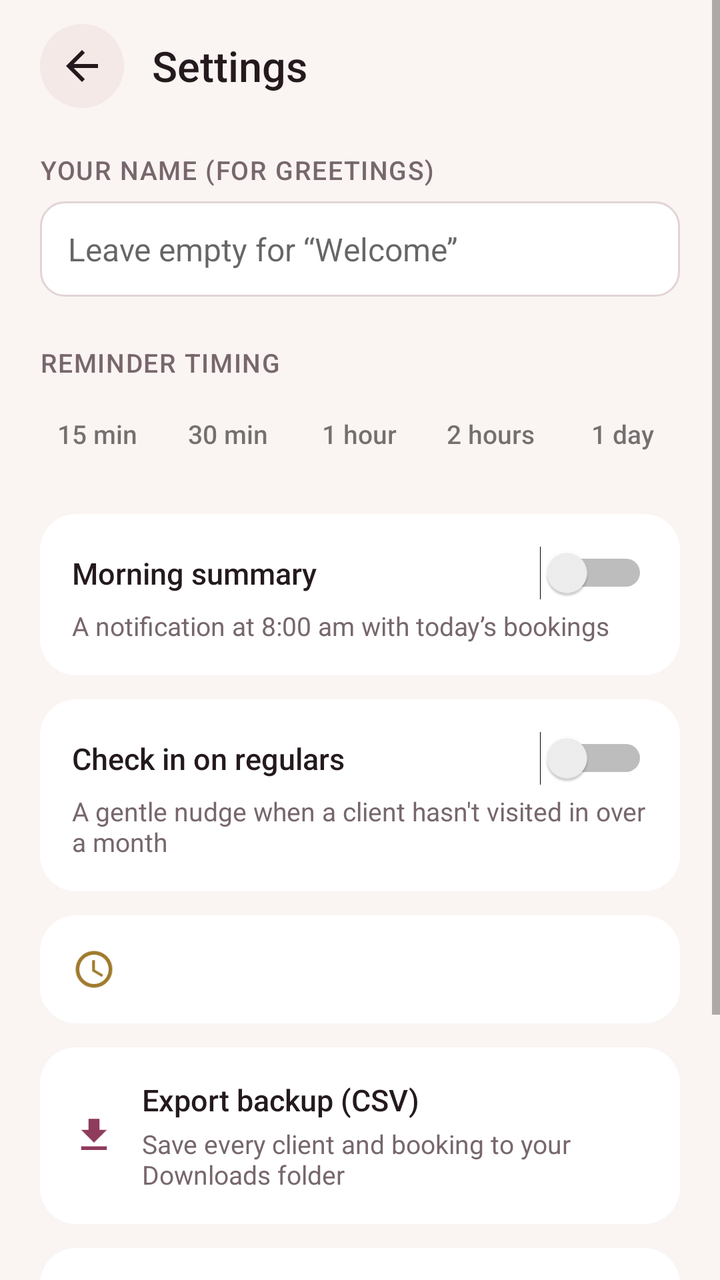
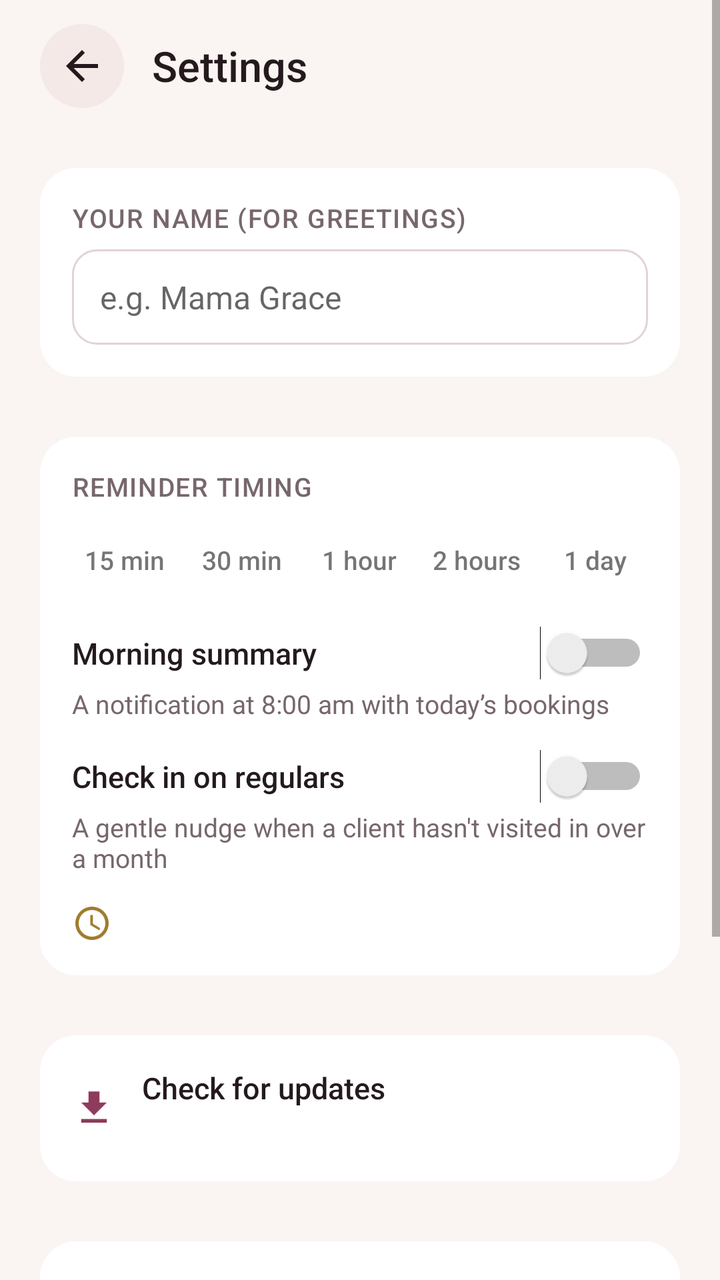

An Android layout rendered at two revisions. The XML below is the earlier revision; the diff shows what the commit changed to produce the second picture.
<!-- AndroidManifest.xml: application theme Theme.Bookings -->
<!-- res/layout/activity_settings.xml -->
<?xml version="1.0" encoding="utf-8"?>
<ScrollView xmlns:android="http://schemas.android.com/apk/res/android"
    android:layout_width="match_parent"
    android:layout_height="match_parent"
    android:fitsSystemWindows="true"
    android:background="@color/background">

    <LinearLayout
        android:layout_width="match_parent"
        android:layout_height="wrap_content"
        android:orientation="vertical"
        android:paddingLeft="20dp" android:paddingRight="20dp"
        android:paddingTop="12dp" android:paddingBottom="30dp">

        <LinearLayout
            android:layout_width="match_parent"
            android:layout_height="wrap_content"
            android:orientation="horizontal"
            android:gravity="center_vertical">

            <ImageView android:id="@+id/back"
                style="@style/IconBtn"
                android:layout_width="42dp"
                android:layout_height="42dp"
                android:src="@drawable/ic_back_s"/>

            <TextView
                android:layout_width="0dp"
                android:layout_height="wrap_content"
                android:layout_weight="1"
                android:layout_marginLeft="14dp"
                android:text="@string/settings_title"
                android:textSize="21sp"
                android:textColor="@color/text"
                android:fontFamily="sans-serif-medium"/>
        </LinearLayout>

        <TextView style="@style/FieldLabel" android:text="@string/set_yourname"
            android:layout_width="match_parent" android:layout_height="wrap_content"
            android:layout_marginTop="22dp" android:layout_marginBottom="7dp"/>

        <EditText android:id="@+id/owner_name"
            style="@style/Input" android:layout_width="match_parent"
            android:layout_height="wrap_content"
            android:hint="@string/set_yourname_hint"
            android:inputType="textPersonName|textCapWords"
            android:singleLine="true"/>

        <TextView style="@style/FieldLabel" android:text="@string/set_lead"
            android:layout_width="match_parent" android:layout_height="wrap_content"
            android:layout_marginTop="24dp" android:layout_marginBottom="7dp"/>

        <LinearLayout
            android:layout_width="match_parent"
            android:layout_height="wrap_content"
            android:orientation="horizontal">

            <TextView android:id="@+id/lead_15" style="@style/ChipToggle"
                android:layout_width="0dp" android:layout_height="40dp"
                android:layout_weight="1" android:text="15 min"/>
            <Space android:layout_width="8dp" android:layout_height="1dp"/>
            <TextView android:id="@+id/lead_30" style="@style/ChipToggle"
                android:layout_width="0dp" android:layout_height="40dp"
                android:layout_weight="1" android:text="30 min"/>
            <Space android:layout_width="8dp" android:layout_height="1dp"/>
            <TextView android:id="@+id/lead_60" style="@style/ChipToggle"
                android:layout_width="0dp" android:layout_height="40dp"
                android:layout_weight="1" android:text="1 hour"/>
            <Space android:layout_width="8dp" android:layout_height="1dp"/>
            <TextView android:id="@+id/lead_120" style="@style/ChipToggle"
                android:layout_width="0dp" android:layout_height="40dp"
                android:layout_weight="1" android:text="2 hours"/>
            <Space android:layout_width="8dp" android:layout_height="1dp"/>
            <TextView android:id="@+id/lead_1440" style="@style/ChipToggle"
                android:layout_width="0dp" android:layout_height="40dp"
                android:layout_weight="1" android:text="1 day"/>
        </LinearLayout>

        <LinearLayout
            android:layout_width="match_parent"
            android:layout_height="wrap_content"
            android:orientation="vertical"
            android:background="@drawable/bg_card"
            android:padding="16dp"
            android:layout_marginTop="20dp">

            <Switch android:id="@+id/daily_switch"
                android:layout_width="match_parent"
                android:layout_height="wrap_content"
                android:text="@string/set_daily"
                android:textSize="15sp"
                android:textColor="@color/text"
                android:fontFamily="sans-serif-medium"/>

            <TextView
                android:layout_width="match_parent"
                android:layout_height="wrap_content"
                android:layout_marginTop="4dp"
                android:text="@string/set_daily_sub"
                android:textSize="13sp"
                android:textColor="@color/text_sub"/>
        </LinearLayout>

        <LinearLayout
            android:layout_width="match_parent"
            android:layout_height="wrap_content"
            android:orientation="vertical"
            android:background="@drawable/bg_card"
            android:padding="16dp"
            android:layout_marginTop="12dp">

            <Switch android:id="@+id/regulars_switch"
                android:layout_width="match_parent"
                android:layout_height="wrap_content"
                android:text="@string/set_regulars"
                android:textSize="15sp"
                android:textColor="@color/text"
                android:fontFamily="sans-serif-medium"/>

            <TextView
                android:layout_width="match_parent"
                android:layout_height="wrap_content"
                android:layout_marginTop="4dp"
                android:text="@string/set_regulars_sub"
                android:textSize="13sp"
                android:textColor="@color/text_sub"/>
        </LinearLayout>

        <LinearLayout android:id="@+id/exact_row"
            android:layout_width="match_parent"
            android:layout_height="wrap_content"
            android:orientation="horizontal"
            android:gravity="center_vertical"
            android:background="@drawable/bg_card"
            android:padding="16dp"
            android:layout_marginTop="12dp">

            <ImageView
                android:layout_width="22dp" android:layout_height="22dp"
                android:src="@drawable/ic_clock_w"/>

            <TextView android:id="@+id/exact_text"
                android:layout_width="0dp"
                android:layout_height="wrap_content"
                android:layout_weight="1"
                android:layout_marginLeft="13dp"
                android:textSize="14sp"
                android:textColor="@color/text"/>
        </LinearLayout>

        <LinearLayout android:id="@+id/export_row"
            android:layout_width="match_parent"
            android:layout_height="wrap_content"
            android:orientation="horizontal"
            android:gravity="center_vertical"
            android:background="@drawable/bg_card"
            android:padding="16dp"
            android:layout_marginTop="12dp">

            <ImageView
                android:layout_width="22dp" android:layout_height="22dp"
                android:src="@drawable/ic_download_p"/>

            <LinearLayout
                android:layout_width="0dp"
                android:layout_height="wrap_content"
                android:layout_weight="1"
                android:orientation="vertical"
                android:layout_marginLeft="13dp">

                <TextView
                    android:layout_width="match_parent"
                    android:layout_height="wrap_content"
                    android:text="@string/set_export"
                    android:textSize="15sp"
                    android:textColor="@color/text"
                    android:fontFamily="sans-serif-medium"/>

                <TextView
                    android:layout_width="match_parent"
                    android:layout_height="wrap_content"
                    android:layout_marginTop="3dp"
                    android:text="@string/set_export_sub"
                    android:textSize="13sp"
                    android:textColor="@color/text_sub"/>
            </LinearLayout>
        </LinearLayout>

        <LinearLayout android:id="@+id/share_row"
            android:layout_width="match_parent"
            android:layout_height="wrap_content"
            android:orientation="horizontal"
            android:gravity="center_vertical"
            android:background="@drawable/bg_card"
            android:padding="16dp"
            android:layout_marginTop="12dp">

            <ImageView
                android:layout_width="22dp" android:layout_height="22dp"
                android:src="@drawable/ic_share_p"/>

            <LinearLayout
                android:layout_width="0dp"
                android:layout_height="wrap_content"
                android:layout_weight="1"
                android:orientation="vertical"
                android:layout_marginLeft="13dp">

                <TextView
                    android:layout_width="match_parent"
                    android:layout_height="wrap_content"
                    android:text="@string/set_share"
                    android:textSize="15sp"
                    android:textColor="@color/text"
                    android:fontFamily="sans-serif-medium"/>

                <TextView
                    android:layout_width="match_parent"
                    android:layout_height="wrap_content"
                    android:layout_marginTop="3dp"
                    android:text="@string/set_share_sub"
                    android:textSize="13sp"
                    android:textColor="@color/text_sub"/>
            </LinearLayout>
        </LinearLayout>

        <TextView
            android:layout_width="match_parent"
            android:layout_height="wrap_content"
            android:layout_marginTop="28dp"
            android:gravity="center"
            android:lineSpacingExtra="4dp"
            android:textSize="13sp"
            android:textColor="@color/text_sub"
            android:text="@string/set_about"/>
    </LinearLayout>
</ScrollView>
<!-- resources referenced by this layout -->
<resources>
  <color name="background">#FAF4F2</color>
  <color name="text">#241A1E</color>
  <color name="text_sub">#77676D</color>
  <!-- drawable bg_card (drawable) -->
  <?xml version="1.0" encoding="utf-8"?>
  <shape xmlns:android="http://schemas.android.com/apk/res/android" android:shape="rectangle">
      <solid android:color="@color/surface"/>
      <corners android:radius="18dp"/>
  </shape>
  <string name="set_about">Grand Beauty · your salon, in your pocket. Fully offline.\nYour data never leaves this phone.</string>
  <string name="set_daily">Morning summary</string>
  <string name="set_daily_sub">A notification at 8:00 am with today’s bookings</string>
  <string name="set_export">Export backup (CSV)</string>
  <string name="set_export_sub">Save every client and booking to your Downloads folder</string>
  <string name="set_lead">Reminder timing</string>
  <string name="set_regulars">Check in on regulars</string>
  <string name="set_regulars_sub">A gentle nudge when a client hasn\'t visited in over a month</string>
  <string name="set_share">Share this week</string>
  <string name="set_share_sub">Send your next 7 days of bookings to anyone</string>
  <string name="set_yourname">Your name (for greetings)</string>
  <string name="set_yourname_hint">Leave empty for “Welcome”</string>
  <string name="settings_title">Settings</string>
  <style name="ChipToggle">
          <item name="android:textSize">13sp</item>
          <item name="android:fontFamily">sans-serif-medium</item>
          <item name="android:gravity">center</item>
          <item name="android:stateListAnimator">@null</item>
      </style>
  <style name="FieldLabel">
          <item name="android:textSize">13sp</item>
          <item name="android:textColor">@color/text_sub</item>
          <item name="android:fontFamily">sans-serif-medium</item>
          <item name="android:letterSpacing">0.04</item>
          <item name="android:textAllCaps">true</item>
      </style>
  <style name="IconBtn">
          <item name="android:scaleType">center</item>
          <item name="android:background">@drawable/bg_icon_btn</item>
      </style>
  <color name="surface">#FFFFFF</color>
  <!-- drawable bg_icon_btn (drawable) -->
  <?xml version="1.0" encoding="utf-8"?>
  <shape xmlns:android="http://schemas.android.com/apk/res/android" android:shape="oval">
      <solid android:color="@color/surface_sunken"/>
  </shape>
  <!-- drawable bg_input (drawable) -->
  <?xml version="1.0" encoding="utf-8"?>
  <shape xmlns:android="http://schemas.android.com/apk/res/android" android:shape="rectangle">
      <solid android:color="@color/surface"/>
      <corners android:radius="12dp"/>
      <stroke android:width="1dp" android:color="@color/outline"/>
  </shape>
  <color name="primary">#8E3B5C</color>
  <color name="surface_sunken">#F4E9E6</color>
  <color name="outline">#E2D3D6</color>
  <!-- unchanged entries left out for length: 6 -->
</resources>

<!-- the commit's change to res/layout/activity_settings.xml (unified diff, before → after) -->
@@ -35,143 +35,63 @@
                 android:fontFamily="sans-serif-medium"/>
         </LinearLayout>
 
-        <TextView style="@style/FieldLabel" android:text="@string/set_yourname"
-            android:layout_width="match_parent" android:layout_height="wrap_content"
-            android:layout_marginTop="22dp" android:layout_marginBottom="7dp"/>
-
-        <EditText android:id="@+id/owner_name"
-            style="@style/Input" android:layout_width="match_parent"
-            android:layout_height="wrap_content"
-            android:hint="@string/set_yourname_hint"
-            android:inputType="textPersonName|textCapWords"
-            android:singleLine="true"/>
-
-        <TextView style="@style/FieldLabel" android:text="@string/set_lead"
-            android:layout_width="match_parent" android:layout_height="wrap_content"
-            android:layout_marginTop="24dp" android:layout_marginBottom="7dp"/>
-
-        <LinearLayout
-            android:layout_width="match_parent"
-            android:layout_height="wrap_content"
-            android:orientation="horizontal">
-
-            <TextView android:id="@+id/lead_15" style="@style/ChipToggle"
-                android:layout_width="0dp" android:layout_height="40dp"
-                android:layout_weight="1" android:text="15 min"/>
-            <Space android:layout_width="8dp" android:layout_height="1dp"/>
-            <TextView android:id="@+id/lead_30" style="@style/ChipToggle"
-                android:layout_width="0dp" android:layout_height="40dp"
-                android:layout_weight="1" android:text="30 min"/>
-            <Space android:layout_width="8dp" android:layout_height="1dp"/>
-            <TextView android:id="@+id/lead_60" style="@style/ChipToggle"
-                android:layout_width="0dp" android:layout_height="40dp"
-                android:layout_weight="1" android:text="1 hour"/>
-            <Space android:layout_width="8dp" android:layout_height="1dp"/>
-            <TextView android:id="@+id/lead_120" style="@style/ChipToggle"
-                android:layout_width="0dp" android:layout_height="40dp"
-                android:layout_weight="1" android:text="2 hours"/>
-            <Space android:layout_width="8dp" android:layout_height="1dp"/>
-            <TextView android:id="@+id/lead_1440" style="@style/ChipToggle"
-                android:layout_width="0dp" android:layout_height="40dp"
-                android:layout_weight="1" android:text="1 day"/>
-        </LinearLayout>
-
-        <LinearLayout
-            android:layout_width="match_parent"
-            android:layout_height="wrap_content"
-            android:orientation="vertical"
-            android:background="@drawable/bg_card"
-            android:padding="16dp"
-            android:layout_marginTop="20dp">
-
-            <Switch android:id="@+id/daily_switch"
-                android:layout_width="match_parent"
-                android:layout_height="wrap_content"
-                android:text="@string/set_daily"
-                android:textSize="15sp"
-                android:textColor="@color/text"
-                android:fontFamily="sans-serif-medium"/>
-
-            <TextView
-                android:layout_width="match_parent"
-                android:layout_height="wrap_content"
-                android:layout_marginTop="4dp"
-                android:text="@string/set_daily_sub"
-                android:textSize="13sp"
-                android:textColor="@color/text_sub"/>
-        </LinearLayout>
-
-        <LinearLayout
-            android:layout_width="match_parent"
-            android:layout_height="wrap_content"
-            android:orientation="vertical"
-            android:background="@drawable/bg_card"
-            android:padding="16dp"
-            android:layout_marginTop="12dp">
-
-            <Switch android:id="@+id/regulars_switch"
-                android:layout_width="match_parent"
-                android:layout_height="wrap_content"
-                android:text="@string/set_regulars"
-                android:textSize="15sp"
-                android:textColor="@color/text"
-                android:fontFamily="sans-serif-medium"/>
-
-            <TextView
-                android:layout_width="match_parent"
-                android:layout_height="wrap_content"
-                android:layout_marginTop="4dp"
-                android:text="@string/set_regulars_sub"
-                android:textSize="13sp"
-                android:textColor="@color/text_sub"/>
-        </LinearLayout>
-
-        <LinearLayout android:id="@+id/exact_row"
-            android:layout_width="match_parent"
-            android:layout_height="wrap_content"
-            android:orientation="horizontal"
-            android:gravity="center_vertical"
-            android:background="@drawable/bg_card"
-            android:padding="16dp"
-            android:layout_marginTop="12dp">
-
-            <ImageView
-                android:layout_width="22dp" android:layout_height="22dp"
-                android:src="@drawable/ic_clock_w"/>
-
-            <TextView android:id="@+id/exact_text"
-                android:layout_width="0dp"
-                android:layout_height="wrap_content"
-                android:layout_weight="1"
-                android:layout_marginLeft="13dp"
-                android:textSize="14sp"
-                android:textColor="@color/text"/>
-        </LinearLayout>
-
-        <LinearLayout android:id="@+id/export_row"
-            android:layout_width="match_parent"
-            android:layout_height="wrap_content"
-            android:orientation="horizontal"
-            android:gravity="center_vertical"
-            android:background="@drawable/bg_card"
-            android:padding="16dp"
-            android:layout_marginTop="12dp">
-
-            <ImageView
-                android:layout_width="22dp" android:layout_height="22dp"
-                android:src="@drawable/ic_download_p"/>
+        
+        <TextView style="@style/SectionHead" android:text="@string/sec_you"/>
+        <LinearLayout style="@style/Card">
+            <TextView style="@style/FieldLabel" android:text="@string/set_yourname"
+                android:layout_width="match_parent" android:layout_height="wrap_content"
+                android:layout_marginBottom="7dp"/>
+            <EditText android:id="@+id/owner_name"
+                style="@style/Input" android:layout_width="match_parent"
+                android:layout_height="wrap_content"
+                android:hint="@string/onboard_name_hint"
+                android:inputType="textPersonName|textCapWords"
+                android:singleLine="true"/>
+        </LinearLayout>
+
+        
+        <TextView style="@style/SectionHead" android:text="@string/sec_reminders"/>
+        <LinearLayout style="@style/Card">
+            <TextView style="@style/FieldLabel" android:text="@string/set_lead"
+                android:layout_width="match_parent" android:layout_height="wrap_content"
+                android:layout_marginBottom="9dp"/>
 
             <LinearLayout
-                android:layout_width="0dp"
-                android:layout_height="wrap_content"
-                android:layout_weight="1"
+                android:layout_width="match_parent"
+                android:layout_height="wrap_content"
+                android:orientation="horizontal">
+
+                <TextView android:id="@+id/lead_15" style="@style/ChipToggle"
+                    android:layout_width="0dp" android:layout_height="38dp"
+                    android:layout_weight="1" android:text="15 min"/>
+                <Space android:layout_width="6dp" android:layout_height="1dp"/>
+                <TextView android:id="@+id/lead_30" style="@style/ChipToggle"
+                    android:layout_width="0dp" android:layout_height="38dp"
+                    android:layout_weight="1" android:text="30 min"/>
+                <Space android:layout_width="6dp" android:layout_height="1dp"/>
+                <TextView android:id="@+id/lead_60" style="@style/ChipToggle"
+                    android:layout_width="0dp" android:layout_height="38dp"
+                    android:layout_weight="1" android:text="1 hour"/>
+                <Space android:layout_width="6dp" android:layout_height="1dp"/>
+                <TextView android:id="@+id/lead_120" style="@style/ChipToggle"
+                    android:layout_width="0dp" android:layout_height="38dp"
+                    android:layout_weight="1" android:text="2 hours"/>
+                <Space android:layout_width="6dp" android:layout_height="1dp"/>
+                <TextView android:id="@+id/lead_1440" style="@style/ChipToggle"
+                    android:layout_width="0dp" android:layout_height="38dp"
+                    android:layout_weight="1" android:text="1 day"/>
+            </LinearLayout>
+
+            <LinearLayout
+                android:layout_width="match_parent"
+                android:layout_height="wrap_content"
                 android:orientation="vertical"
-                android:layout_marginLeft="13dp">
-
-                <TextView
-                    android:layout_width="match_parent"
-                    android:layout_height="wrap_content"
-                    android:text="@string/set_export"
+                android:layout_marginTop="14dp">
+
+                <Switch android:id="@+id/daily_switch"
+                    android:layout_width="match_parent"
+                    android:layout_height="wrap_content"
+                    android:text="@string/set_daily"
                     android:textSize="15sp"
                     android:textColor="@color/text"
                     android:fontFamily="sans-serif-medium"/>
@@ -180,36 +100,21 @@
                     android:layout_width="match_parent"
                     android:layout_height="wrap_content"
                     android:layout_marginTop="3dp"
-                    android:text="@string/set_export_sub"
+                    android:text="@string/set_daily_sub"
                     android:textSize="13sp"
                     android:textColor="@color/text_sub"/>
             </LinearLayout>
-        </LinearLayout>
-
-        <LinearLayout android:id="@+id/share_row"
-            android:layout_width="match_parent"
-            android:layout_height="wrap_content"
-            android:orientation="horizontal"
-            android:gravity="center_vertical"
-            android:background="@drawable/bg_card"
-            android:padding="16dp"
-            android:layout_marginTop="12dp">
-
-            <ImageView
-                android:layout_width="22dp" android:layout_height="22dp"
-                android:src="@drawable/ic_share_p"/>
 
             <LinearLayout
-                android:layout_width="0dp"
-                android:layout_height="wrap_content"
-                android:layout_weight="1"
+                android:layout_width="match_parent"
+                android:layout_height="wrap_content"
                 android:orientation="vertical"
-                android:layout_marginLeft="13dp">
-
-                <TextView
-                    android:layout_width="match_parent"
-                    android:layout_height="wrap_content"
-                    android:text="@string/set_share"
+                android:layout_marginTop="14dp">
+
+                <Switch android:id="@+id/regulars_switch"
+                    android:layout_width="match_parent"
+                    android:layout_height="wrap_content"
+                    android:text="@string/set_regulars"
                     android:textSize="15sp"
                     android:textColor="@color/text"
                     android:fontFamily="sans-serif-medium"/>
@@ -218,16 +123,157 @@
                     android:layout_width="match_parent"
                     android:layout_height="wrap_content"
                     android:layout_marginTop="3dp"
-                    android:text="@string/set_share_sub"
+                    android:text="@string/set_regulars_sub"
                     android:textSize="13sp"
                     android:textColor="@color/text_sub"/>
+            </LinearLayout>
+
+            <LinearLayout android:id="@+id/exact_row"
+                android:layout_width="match_parent"
+                android:layout_height="wrap_content"
+                android:orientation="horizontal"
+                android:gravity="center_vertical"
+                android:layout_marginTop="14dp">
+
+                <ImageView
+                    android:layout_width="20dp" android:layout_height="20dp"
+                    android:src="@drawable/ic_clock_w"/>
+
+                <TextView android:id="@+id/exact_text"
+                    android:layout_width="0dp"
+                    android:layout_height="wrap_content"
+                    android:layout_weight="1"
+                    android:layout_marginLeft="12dp"
+                    android:textSize="13sp"
+                    android:textColor="@color/text_sub"/>
+            </LinearLayout>
+        </LinearLayout>
+
+        
+        <TextView style="@style/SectionHead" android:text="@string/sec_app"/>
+        <LinearLayout style="@style/Card">
+            <LinearLayout android:id="@+id/update_row"
+                android:layout_width="match_parent"
+                android:layout_height="wrap_content"
+                android:orientation="horizontal"
+                android:gravity="center_vertical">
+
+                <ImageView
+                    android:layout_width="22dp" android:layout_height="22dp"
+                    android:src="@drawable/ic_download_p"/>
+
+                <LinearLayout
+                    android:layout_width="0dp"
+                    android:layout_height="wrap_content"
+                    android:layout_weight="1"
+                    android:orientation="vertical"
+                    android:layout_marginLeft="13dp">
+
+                    <TextView android:id="@+id/update_title"
+                        android:layout_width="match_parent"
+                        android:layout_height="wrap_content"
+                        android:text="@string/set_update"
+                        android:textSize="15sp"
+                        android:textColor="@color/text"
+                        android:fontFamily="sans-serif-medium"/>
+
+                    <TextView android:id="@+id/update_sub"
+                        android:layout_width="match_parent"
+                        android:layout_height="wrap_content"
+                        android:layout_marginTop="3dp"
+                        android:textSize="13sp"
+                        android:textColor="@color/text_sub"/>
+                </LinearLayout>
+            </LinearLayout>
+
+            <ProgressBar android:id="@+id/update_progress"
+                style="?android:attr/progressBarStyleHorizontal"
+                android:layout_width="match_parent"
+                android:layout_height="wrap_content"
+                android:layout_marginTop="12dp"
+                android:max="100"
+                android:visibility="gone"/>
+        </LinearLayout>
+
+        
+        <TextView style="@style/SectionHead" android:text="@string/sec_data"/>
+        <LinearLayout style="@style/Card">
+            <LinearLayout android:id="@+id/export_row"
+                android:layout_width="match_parent"
+                android:layout_height="wrap_content"
+                android:orientation="horizontal"
+                android:gravity="center_vertical">
+
+                <ImageView
+                    android:layout_width="22dp" android:layout_height="22dp"
+                    android:src="@drawable/ic_download_p"/>
+
+                <LinearLayout
+                    android:layout_width="0dp"
+                    android:layout_height="wrap_content"
+                    android:layout_weight="1"
+                    android:orientation="vertical"
+                    android:layout_marginLeft="13dp">
+
+                    <TextView
+                        android:layout_width="match_parent"
+                        android:layout_height="wrap_content"
+                        android:text="@string/set_export"
+                        android:textSize="15sp"
+                        android:textColor="@color/text"
+                        android:fontFamily="sans-serif-medium"/>
+
+                    <TextView
+                        android:layout_width="match_parent"
+                        android:layout_height="wrap_content"
+                        android:layout_marginTop="3dp"
+                        android:text="@string/set_export_sub"
+                        android:textSize="13sp"
+                        android:textColor="@color/text_sub"/>
+                </LinearLayout>
+            </LinearLayout>
+
+            <LinearLayout android:id="@+id/share_row"
+                android:layout_width="match_parent"
+                android:layout_height="wrap_content"
+                android:orientation="horizontal"
+                android:gravity="center_vertical"
+                android:layout_marginTop="16dp">
+
+                <ImageView
+                    android:layout_width="22dp" android:layout_height="22dp"
+                    android:src="@drawable/ic_share_p"/>
+
+                <LinearLayout
+                    android:layout_width="0dp"
+                    android:layout_height="wrap_content"
+                    android:layout_weight="1"
+                    android:orientation="vertical"
+                    android:layout_marginLeft="13dp">
+
+                    <TextView
+                        android:layout_width="match_parent"
+                        android:layout_height="wrap_content"
+                        android:text="@string/set_share"
+                        android:textSize="15sp"
+                        android:textColor="@color/text"
+                        android:fontFamily="sans-serif-medium"/>
+
+                    <TextView
+                        android:layout_width="match_parent"
+                        android:layout_height="wrap_content"
+                        android:layout_marginTop="3dp"
+                        android:text="@string/set_share_sub"
+                        android:textSize="13sp"
+                        android:textColor="@color/text_sub"/>
+                </LinearLayout>
             </LinearLayout>
         </LinearLayout>
 
         <TextView
             android:layout_width="match_parent"
             android:layout_height="wrap_content"
-            android:layout_marginTop="28dp"
+            android:layout_marginTop="26dp"
             android:gravity="center"
             android:lineSpacingExtra="4dp"
             android:textSize="13sp"
<!-- resource entries referenced after the edit -->
@@ -3,6 +3,11 @@
   <color name="background">#FAF4F2</color>
   <color name="text">#241A1E</color>
   <color name="text_sub">#77676D</color>
+  <string name="onboard_name_hint">e.g. Mama Grace</string>
+  <string name="sec_app">App</string>
+  <string name="sec_data">Your data</string>
+  <string name="sec_reminders">Reminders</string>
+  <string name="sec_you">You</string>
   <!-- drawable bg_card (drawable) -->
   <?xml version="1.0" encoding="utf-8"?>
   <shape xmlns:android="http://schemas.android.com/apk/res/android" android:shape="rectangle">
@@ -19,9 +24,16 @@
   <string name="set_regulars_sub">A gentle nudge when a client hasn\'t visited in over a month</string>
   <string name="set_share">Share this week</string>
   <string name="set_share_sub">Send your next 7 days of bookings to anyone</string>
+  <string name="set_update">Check for updates</string>
   <string name="set_yourname">Your name (for greetings)</string>
-  <string name="set_yourname_hint">Leave empty for “Welcome”</string>
   <string name="settings_title">Settings</string>
+  <style name="Card">
+          <item name="android:orientation">vertical</item>
+          <item name="android:background">@drawable/bg_card</item>
+          <item name="android:padding">16dp</item>
+          <item name="android:layout_width">match_parent</item>
+          <item name="android:layout_height">wrap_content</item>
+      </style>
   <style name="ChipToggle">
           <item name="android:textSize">13sp</item>
           <item name="android:fontFamily">sans-serif-medium</item>
@@ -39,6 +51,16 @@
           <item name="android:scaleType">center</item>
           <item name="android:background">@drawable/bg_icon_btn</item>
       </style>
+  <style name="SectionHead">
+          <item name="android:textSize">12sp</item>
+          <item name="android:textColor">@color/gold</item>
+          <item name="android:fontFamily">sans-serif-medium</item>
+          <item name="android:letterSpacing">0.14</item>
+          <item name="android:textAllCaps">true</item>
+          <item name="android:layout_marginTop">22dp</item>
+          <item name="android:layout_marginBottom">8dp</item>
+          <item name="android:layout_marginLeft">4dp</item>
+      </style>
   <color name="surface">#FFFFFF</color>
   <!-- drawable bg_icon_btn (drawable) -->
   <?xml version="1.0" encoding="utf-8"?>
@@ -52,6 +74,7 @@
       <corners android:radius="12dp"/>
       <stroke android:width="1dp" android:color="@color/outline"/>
   </shape>
+  <color name="gold">#A07B2D</color>
   <color name="primary">#8E3B5C</color>
   <color name="surface_sunken">#F4E9E6</color>
   <color name="outline">#E2D3D6</color>
